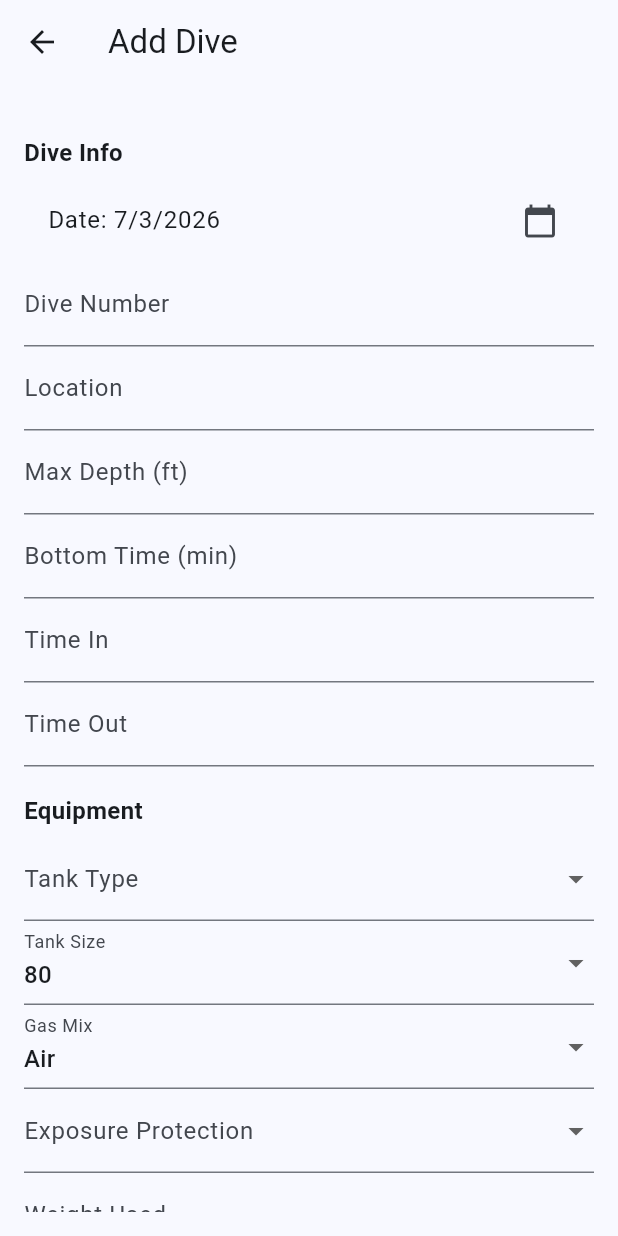
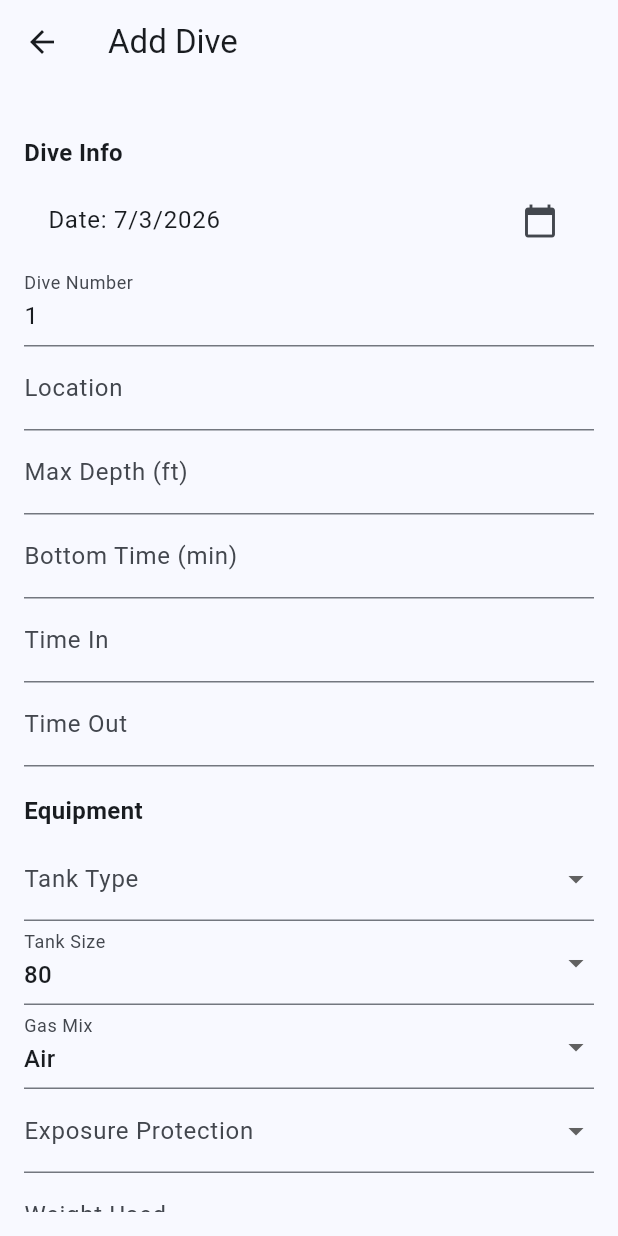
Before and after one commit to grizzlib/divelog, a Flutter app: the screen it shows after launch, after a tap on "Add Dive", on a phone screen of 412 x 824 dp. Run offline on Flutter 3.47's test engine with Material 3 defaults, Android fonts, the light colour scheme and no system bars; our stand-ins replace drift; accounts and stored records are empty; generated files the repository leaves out were written again.

Commit message:
Improve dashboard layout and dive numbering

```diff
--- a/lib/main.dart
+++ b/lib/main.dart
@@ -1,7 +1,5 @@
 import 'package:flutter/material.dart';
 
-import 'screens/add_dive_screen.dart';
-import 'screens/dive_list_screen.dart';
 import 'screens/dashboard_screen.dart';
 
 /// App entry point.
@@ -31,85 +29,10 @@ class MyApp extends StatelessWidget {
       ),
 
       // First screen shown when the app opens.
-      home: const HomePage(),
+      // Future change point:
+      // Dashboard navigation and dashboard sections should live inside
+      // dashboard_screen.dart so main.dart stays focused on app setup.
+      home: const DashboardScreen(),
     );
   }
 }
-
-/// Main menu screen.
-///
-/// This is the central navigation screen for the app.
-/// From here the user can:
-/// - Add a new dive
-/// - View the dive list
-/// - Open the Phase 2 dashboard
-class HomePage extends StatelessWidget {
-  const HomePage({super.key});
-
-  @override
-  Widget build(BuildContext context) {
-    return Scaffold(
-      appBar: AppBar(
-        title: const Text('Dive Log'),
-      ),
-
-      body: Center(
-        child: Padding(
-          padding: const EdgeInsets.all(16),
-
-          child: Column(
-            mainAxisAlignment: MainAxisAlignment.center,
-            children: [
-              /// Opens the Add Dive screen.
-              ElevatedButton(
-                child: const Text('Add Dive'),
-                onPressed: () async {
-                  await Navigator.push(
-                    context,
-                    MaterialPageRoute(
-                      builder: (_) => const AddDiveScreen(),
-                    ),
-                  );
-                },
-              ),
-
-              const SizedBox(height: 20),
-
-              /// Opens the list of saved dives.
-              ElevatedButton(
-                child: const Text('View Dives'),
-                onPressed: () async {
-                  await Navigator.push(
-                    context,
-                    MaterialPageRoute(
-                      builder: (_) => const DiveListScreen(),
-                    ),
-                  );
-                },
-              ),
-
-              const SizedBox(height: 20),
-
-              /// Opens the Phase 2 Dashboard screen.
-              ///
-              /// Future change point:
-              /// If we add more dashboard sections later, they should be added
-              /// inside dashboard_screen.dart, not here.
-              ElevatedButton(
-                child: const Text('Dashboard'),
-                onPressed: () {
-                  Navigator.push(
-                    context,
-                    MaterialPageRoute(
-                      builder: (_) => const DashboardScreen(),
-                    ),
-                  );
-                },
-              ),
-            ],
-          ),
-        ),
-      ),
-    );
-  }
-}
--- a/lib/screens/add_dive_screen.dart
+++ b/lib/screens/add_dive_screen.dart
@@ -64,6 +64,12 @@ class _AddDiveScreenState extends State<AddDiveScreen> {
   String? _selectedExposureProtection;
 
   @override
+  void initState() {
+    super.initState();
+    _prefillDiveNumber();
+  }
+
+  @override
   void dispose() {
     // Always dispose controllers to avoid memory leaks.
     for (final c in [
@@ -101,6 +107,38 @@ class _AddDiveScreenState extends State<AddDiveScreen> {
   /// Keeps saved form dates as calendar dates without a time-of-day component.
   static DateTime _dateOnly(DateTime date) {
     return DateTime(date.year, date.month, date.day);
+  }
+
+  // ---------------------------------------------------------------------------
+  // Dive number suggestion
+  // ---------------------------------------------------------------------------
+
+  /// Suggests the next dive number without changing any existing dives.
+  ///
+  /// Future change point:
+  /// If dive numbering later becomes profile-specific or trip-specific, this is
+  /// where that filtering should be added before finding the highest number.
+  Future<void> _prefillDiveNumber() async {
+    final existingDives = await db.getAllDives();
+
+    int? highestDiveNumber;
+
+    for (final dive in existingDives) {
+      final diveNumber = dive.diveNumber;
+      if (diveNumber == null) continue;
+
+      if (highestDiveNumber == null || diveNumber > highestDiveNumber) {
+        highestDiveNumber = diveNumber;
+      }
+    }
+
+    if (!mounted || _diveNumberController.text.isNotEmpty) return;
+
+    final suggestedDiveNumber = ((highestDiveNumber ?? 0) + 1).toString();
+    _diveNumberController.value = TextEditingValue(
+      text: suggestedDiveNumber,
+      selection: TextSelection.collapsed(offset: suggestedDiveNumber.length),
+    );
   }
 
   // ---------------------------------------------------------------------------
--- a/lib/screens/dashboard_screen.dart
+++ b/lib/screens/dashboard_screen.dart
@@ -1,5 +1,7 @@
 import 'package:flutter/material.dart';
 import '../db/app_database.dart';
+import 'add_dive_screen.dart';
+import 'dive_list_screen.dart';
 
 /// Dashboard screen for Phase 2.
 ///
@@ -11,7 +13,7 @@ import '../db/app_database.dart';
 /// - Deepest dive
 /// - Average depth
 /// - Average bottom time
-/// - Most recent dive
+/// - Recent dives
 ///
 /// Future change points:
 /// - Add SAC/RMV summaries here later.
@@ -74,9 +76,7 @@ class _DashboardScreenState extends State<DashboardScreen> {
   int get deepestDive {
     if (dives.isEmpty) return 0;
 
-    return dives
-        .map((dive) => dive.maxDepthFt)
-        .reduce((a, b) => a > b ? a : b);
+    return dives.map((dive) => dive.maxDepthFt).reduce((a, b) => a > b ? a : b);
   }
 
   /// Calculates the average max depth across all dives.
@@ -98,20 +98,70 @@ class _DashboardScreenState extends State<DashboardScreen> {
     return totalBottomTime / dives.length;
   }
 
-  /// Finds the most recent dive by date.
-  ///
-  /// Returns null when no dives exist.
+  /// Newest dives shown on the home dashboard.
   ///
   /// Future change point:
-  /// If we add time-of-day sorting later, this can be updated to compare both
-  /// date and timeIn.
-  Dive? get mostRecentDive {
-    if (dives.isEmpty) return null;
+  /// If the dashboard later supports filters or profiles, apply those before
+  /// taking the first few recent dives.
+  List<Dive> get recentDives {
+    final sorted = [...dives]..sort(_compareRecentDives);
+    return sorted.take(5).toList();
+  }
 
-    return dives.reduce(
-      (currentLatest, nextDive) =>
-          nextDive.date.isAfter(currentLatest.date) ? nextDive : currentLatest,
+  /// Sorts recent dives newest first.
+  ///
+  /// The database stores timeIn as free text, so this parser supports simple
+  /// common formats and falls back to date-only sorting when no usable time is
+  /// available.
+  int _compareRecentDives(Dive a, Dive b) {
+    final dateCompare = _recentSortDateTime(
+      b,
+    ).compareTo(_recentSortDateTime(a));
+    if (dateCompare != 0) return dateCompare;
+
+    return (b.diveNumber ?? -1).compareTo(a.diveNumber ?? -1);
+  }
+
+  /// Builds a sortable DateTime from the dive date and optional timeIn text.
+  DateTime _recentSortDateTime(Dive dive) {
+    final time = _parseTimeIn(dive.timeIn);
+
+    return DateTime(
+      dive.date.year,
+      dive.date.month,
+      dive.date.day,
+      time?.hour ?? 0,
+      time?.minute ?? 0,
     );
+  }
+
+  /// Parses common timeIn values like "9:30", "09:30", "9:30 AM", or "2 PM".
+  ///
+  /// Future change point:
+  /// If time entry becomes structured instead of free text, this helper can be
+  /// replaced with direct sorting on the saved time value.
+  TimeOfDay? _parseTimeIn(String? value) {
+    if (value == null || value.trim().isEmpty) return null;
+
+    final match = RegExp(
+      r'^(\d{1,2})(?::(\d{2}))?\s*([ap]m)?$',
+      caseSensitive: false,
+    ).firstMatch(value.trim());
+
+    if (match == null) return null;
+
+    var hour = int.tryParse(match.group(1)!);
+    final minute = int.tryParse(match.group(2) ?? '0');
+    final period = match.group(3)?.toLowerCase();
+
+    if (hour == null || minute == null || minute > 59) return null;
+    if (period == null && hour > 23) return null;
+    if (period != null && (hour < 1 || hour > 12)) return null;
+
+    if (period == 'pm' && hour != 12) hour += 12;
+    if (period == 'am' && hour == 12) hour = 0;
+
+    return TimeOfDay(hour: hour, minute: minute);
   }
 
   // ---------------------------------------------------------------------------
@@ -155,6 +205,35 @@ class _DashboardScreenState extends State<DashboardScreen> {
   }
 
   // ---------------------------------------------------------------------------
+  // Navigation actions
+  // ---------------------------------------------------------------------------
+
+  /// Opens the Add Dive screen and refreshes stats if a dive was saved.
+  Future<void> openAddDive() async {
+    final result = await Navigator.push(
+      context,
+      MaterialPageRoute(builder: (_) => const AddDiveScreen()),
+    );
+
+    if (result == true) {
+      await loadDashboard();
+    }
+  }
+
+  /// Opens the full dive list.
+  ///
+  /// The dashboard refreshes when the user returns, because edits or deletes can
+  /// happen from the list/detail flow.
+  Future<void> openDiveList() async {
+    await Navigator.push(
+      context,
+      MaterialPageRoute(builder: (_) => const DiveListScreen()),
+    );
+
+    await loadDashboard();
+  }
+
+  // ---------------------------------------------------------------------------
   // Reusable dashboard widgets
   // ---------------------------------------------------------------------------
 
@@ -163,108 +242,100 @@ class _DashboardScreenState extends State<DashboardScreen> {
   /// Future change point:
   /// If we want icons, colors, larger cards, or a grid layout later, this is
   /// the main widget to update.
-  Widget statCard({
-    required String label,
-    required String value,
-  }) {
+  Widget statCard({required String label, required String value}) {
     return Card(
       child: ListTile(
         title: Text(label),
         trailing: Text(
           value,
-          style: const TextStyle(
-            fontSize: 18,
-            fontWeight: FontWeight.bold,
-          ),
+          style: const TextStyle(fontSize: 18, fontWeight: FontWeight.bold),
         ),
       ),
     );
   }
 
-  /// Card showing the most recent dive.
+  /// Main dashboard navigation.
   ///
-  /// This gives the dashboard a little more useful context than numbers alone.
-  Widget mostRecentDiveCard(Dive dive) {
-    return Card(
-      child: Padding(
-        padding: const EdgeInsets.all(16),
-        child: Column(
-          crossAxisAlignment: CrossAxisAlignment.start,
+  /// Future change point:
+  /// Add filters, export actions, or profile switching near these buttons if
+  /// the dashboard grows.
+  Widget dashboardActions() {
+    return Row(
       children: [
-            const Text(
-              "Most Recent Dive",
-              style: TextStyle(
-                fontSize: 16,
-                fontWeight: FontWeight.bold,
+        Expanded(
+          child: ElevatedButton(
+            onPressed: openAddDive,
+            child: const Text("Add Dive"),
           ),
         ),
+        const SizedBox(width: 12),
+        Expanded(
+          child: ElevatedButton(
+            onPressed: openDiveList,
+            child: const Text("View Dives"),
+          ),
+        ),
+      ],
+    );
+  }
 
-            const SizedBox(height: 8),
-
-            Text("Date: ${formatDate(dive.date)}"),
-            Text("Location: ${displayText(dive.locationName)}"),
-            Text("Max Depth: ${dive.maxDepthFt} ft"),
-            Text("Bottom Time: ${dive.bottomTimeMin} min"),
-          ],
-        ),
+  /// Recent dive list for the home dashboard.
+  ///
+  /// Future change point:
+  /// This section is the natural place to add tap-to-open details, filters, or
+  /// richer summary fields later.
+  Widget recentDivesSection() {
+    if (recentDives.isEmpty) {
+      return const Card(
+        child: ListTile(
+          title: Text("Recent Dives"),
+          subtitle: Text("No dives logged yet"),
         ),
       );
     }
 
-  /// Empty dashboard message shown when no dives exist.
-  ///
-  /// This avoids showing a dashboard full of zeros when the database is empty.
-  Widget emptyDashboard() {
-    return Center(
-      child: Padding(
-        padding: const EdgeInsets.all(24),
+    return Card(
       child: Column(
-          mainAxisAlignment: MainAxisAlignment.center,
-          children: const [
-            Icon(
-              Icons.scuba_diving,
-              size: 64,
-            ),
-            SizedBox(height: 16),
-            Text(
-              "No dives logged yet",
-              style: TextStyle(
-                fontSize: 20,
-                fontWeight: FontWeight.bold,
+        crossAxisAlignment: CrossAxisAlignment.start,
+        children: [
+          const Padding(
+            padding: EdgeInsets.fromLTRB(16, 16, 16, 8),
+            child: Text(
+              "Recent Dives",
+              style: TextStyle(fontSize: 16, fontWeight: FontWeight.bold),
             ),
           ),
-            SizedBox(height: 8),
-            Text(
-              "Add your first dive, then come back here to see your dashboard stats.",
-              textAlign: TextAlign.center,
+          for (final dive in recentDives)
+            ListTile(
+              title: Text(
+                dive.diveNumber == null
+                    ? displayText(dive.locationName)
+                    : "Dive #${dive.diveNumber} - ${displayText(dive.locationName)}",
+              ),
+              subtitle: Text(
+                "${formatDate(dive.date)} | ${dive.maxDepthFt} ft | ${dive.bottomTimeMin} min",
+              ),
             ),
         ],
-        ),
       ),
     );
   }
 
-  /// Main dashboard content shown when at least one dive exists.
-  Widget populatedDashboard() {
-    final latestDive = mostRecentDive;
-
+  /// Main dashboard content.
+  Widget dashboardContent() {
     return RefreshIndicator(
       onRefresh: loadDashboard,
       child: ListView(
-        padding: const EdgeInsets.all(16),
+        padding: const EdgeInsets.fromLTRB(16, 16, 16, 32),
         children: [
-          statCard(
-            label: "Total Dives",
-            value: totalDives.toString(),
-          ),
+          dashboardActions(),
+          const SizedBox(height: 12),
+          statCard(label: "Total Dives", value: totalDives.toString()),
           statCard(
             label: "Total Bottom Time",
             value: formatBottomTime(totalBottomTime),
           ),
-          statCard(
-            label: "Deepest Dive",
-            value: "$deepestDive ft",
-          ),
+          statCard(label: "Deepest Dive", value: "$deepestDive ft"),
           statCard(
             label: "Average Depth",
             value: "${averageDepth.toStringAsFixed(1)} ft",
@@ -276,7 +347,7 @@ class _DashboardScreenState extends State<DashboardScreen> {
 
           const SizedBox(height: 12),
 
-          if (latestDive != null) mostRecentDiveCard(latestDive),
+          recentDivesSection(),
         ],
       ),
     );
@@ -289,14 +360,13 @@ class _DashboardScreenState extends State<DashboardScreen> {
   @override
   Widget build(BuildContext context) {
     return Scaffold(
-      appBar: AppBar(
-        title: const Text("Dive Dashboard"),
+      appBar: AppBar(title: const Text("Dive Log")),
+      body: SafeArea(
+        top: false,
+        child: isLoading
+            ? const Center(child: CircularProgressIndicator())
+            : dashboardContent(),
       ),
-      body: isLoading
-          ? const Center(child: CircularProgressIndicator())
-          : dives.isEmpty
-              ? emptyDashboard()
-              : populatedDashboard(),
     );
   }
 }
```
Lines whose indentation alone changed are shown as unchanged.
